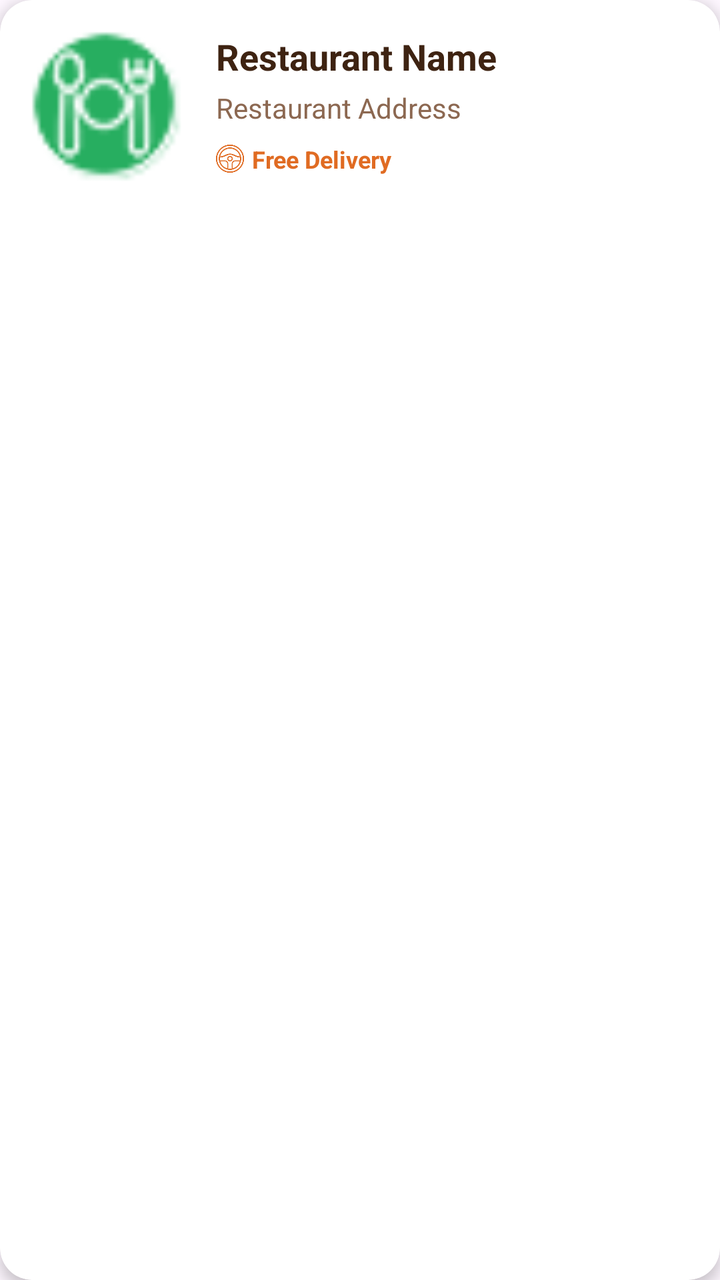
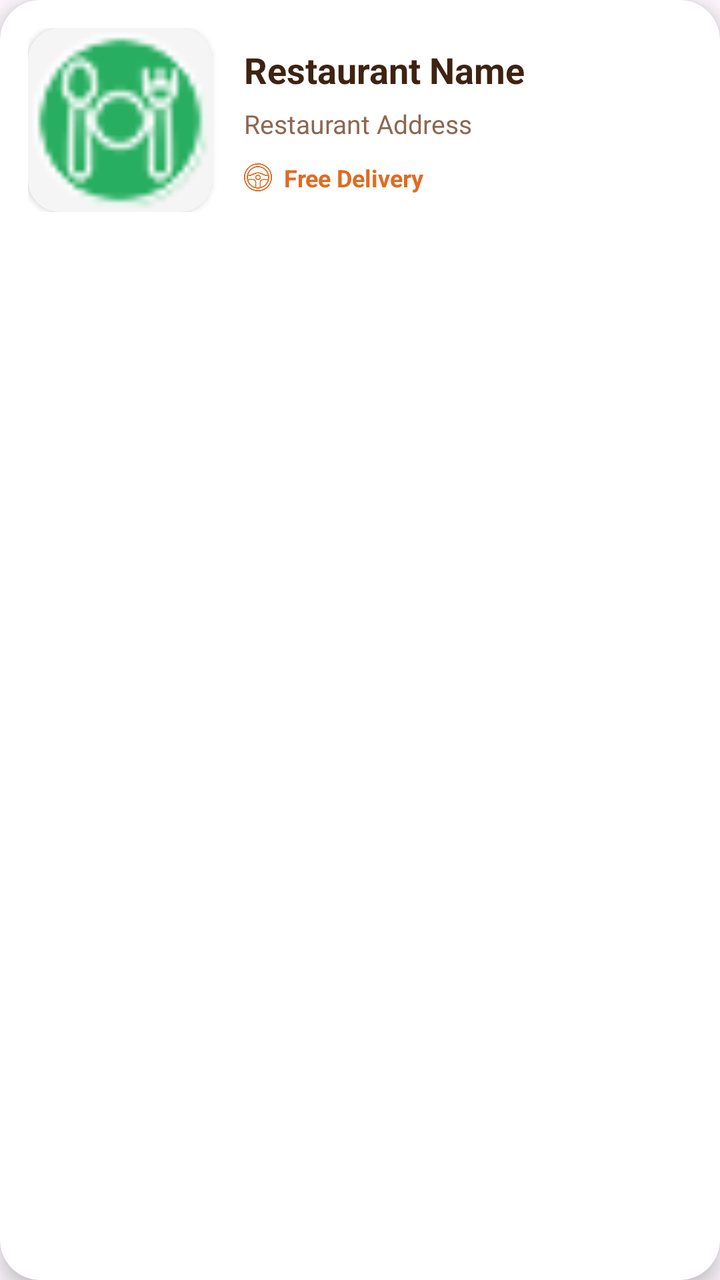

An Android layout rendered at two revisions. The XML below is the earlier revision; the diff shows what the commit changed to produce the second picture.
<!-- AndroidManifest.xml: application theme Theme.Project_1 -->
<!-- res/layout/row_restaurant.xml -->
<?xml version="1.0" encoding="utf-8"?>
<androidx.cardview.widget.CardView xmlns:android="http://schemas.android.com/apk/res/android"
    xmlns:app="http://schemas.android.com/apk/res-auto"
    android:layout_width="match_parent"
    android:layout_height="wrap_content"
    android:layout_marginHorizontal="16dp"
    android:layout_marginVertical="8dp"
    android:clickable="true"
    android:focusable="true"
    android:foreground="?attr/selectableItemBackground"
    app:cardCornerRadius="16dp"
    app:cardElevation="4dp"
    app:cardBackgroundColor="@color/colorCardBackground">

    <LinearLayout
        android:layout_width="match_parent"
        android:layout_height="wrap_content"
        android:orientation="horizontal"
        android:padding="12dp">

        <androidx.cardview.widget.CardView
            android:layout_width="80dp"
            android:layout_height="80dp"
            app:cardCornerRadius="12dp"
            app:cardElevation="0dp">

            <ImageView
                android:id="@+id/ivImage"
                android:layout_width="match_parent"
                android:layout_height="match_parent"
                android:scaleType="centerCrop"
                android:src="@drawable/ic_food" />
        </androidx.cardview.widget.CardView>

        <LinearLayout
            android:layout_width="0dp"
            android:layout_height="wrap_content"
            android:layout_gravity="center_vertical"
            android:layout_weight="1"
            android:orientation="vertical"
            android:paddingStart="16dp">

            <TextView
                android:id="@+id/tvName"
                android:layout_width="match_parent"
                android:layout_height="wrap_content"
                android:text="Restaurant Name"
                android:textColor="@color/colorTextPrimary"
                android:textSize="18sp"
                android:textStyle="bold" />

            <TextView
                android:id="@+id/tvAddress"
                android:layout_width="match_parent"
                android:layout_height="wrap_content"
                android:layout_marginTop="4dp"
                android:text="Restaurant Address"
                android:textColor="@color/colorTextSecondary"
                android:textSize="14sp" />

            <LinearLayout
                android:layout_width="wrap_content"
                android:layout_height="wrap_content"
                android:layout_marginTop="8dp"
                android:gravity="center_vertical"
                android:orientation="horizontal">

                <ImageView
                    android:layout_width="14dp"
                    android:layout_height="14dp"
                    android:src="@drawable/ic_driver"
                    app:tint="@color/colorPrimary" />

                <TextView
                    android:layout_width="wrap_content"
                    android:layout_height="wrap_content"
                    android:layout_marginStart="4dp"
                    android:text="Free Delivery"
                    android:textColor="@color/colorPrimary"
                    android:textSize="12sp"
                    android:textStyle="bold" />
            </LinearLayout>

        </LinearLayout>

    </LinearLayout>

</androidx.cardview.widget.CardView>
<!-- resources referenced by this layout -->
<resources>
  <color name="colorCardBackground">#FFFFFF</color>
  <color name="colorPrimary">#E06B22</color>
  <color name="colorTextPrimary">#3E2312</color>
  <color name="colorTextSecondary">#8C6851</color>
  <!-- drawable ic_driver: png bitmap (drawable, 5739 bytes) -->
  <!-- drawable ic_food: png bitmap (drawable, 1960 bytes) -->
  <style name="Theme.Project_1" parent="Base.Theme.Project_1" />
  <style name="Base.Theme.Project_1" parent="Theme.Material3.DayNight.NoActionBar">
      </style>
</resources>

<!-- the commit's change to res/layout/row_restaurant.xml (unified diff, before → after) -->
@@ -4,25 +4,27 @@
     android:layout_width="match_parent"
     android:layout_height="wrap_content"
     android:layout_marginHorizontal="16dp"
-    android:layout_marginVertical="8dp"
+    android:layout_marginVertical="10dp"
     android:clickable="true"
     android:focusable="true"
     android:foreground="?attr/selectableItemBackground"
-    app:cardCornerRadius="16dp"
-    app:cardElevation="4dp"
+    app:cardCornerRadius="20dp"
+    app:cardElevation="6dp"
     app:cardBackgroundColor="@color/colorCardBackground">
 
     <LinearLayout
         android:layout_width="match_parent"
         android:layout_height="wrap_content"
         android:orientation="horizontal"
-        android:padding="12dp">
+        android:padding="14dp"
+        android:gravity="center_vertical">
 
         <androidx.cardview.widget.CardView
-            android:layout_width="80dp"
-            android:layout_height="80dp"
-            app:cardCornerRadius="12dp"
-            app:cardElevation="0dp">
+            android:layout_width="92dp"
+            android:layout_height="92dp"
+            app:cardCornerRadius="16dp"
+            app:cardElevation="2dp"
+            app:cardBackgroundColor="#F5F5F5">
 
             <ImageView
                 android:id="@+id/ivImage"
@@ -35,7 +37,6 @@
         <LinearLayout
             android:layout_width="0dp"
             android:layout_height="wrap_content"
-            android:layout_gravity="center_vertical"
             android:layout_weight="1"
             android:orientation="vertical"
             android:paddingStart="16dp">
@@ -53,15 +54,17 @@
                 android:id="@+id/tvAddress"
                 android:layout_width="match_parent"
                 android:layout_height="wrap_content"
-                android:layout_marginTop="4dp"
+                android:layout_marginTop="6dp"
+                android:ellipsize="end"
+                android:maxLines="2"
                 android:text="Restaurant Address"
                 android:textColor="@color/colorTextSecondary"
-                android:textSize="14sp" />
+                android:textSize="13sp" />
 
             <LinearLayout
                 android:layout_width="wrap_content"
                 android:layout_height="wrap_content"
-                android:layout_marginTop="8dp"
+                android:layout_marginTop="10dp"
                 android:gravity="center_vertical"
                 android:orientation="horizontal">
 
@@ -74,7 +77,7 @@
                 <TextView
                     android:layout_width="wrap_content"
                     android:layout_height="wrap_content"
-                    android:layout_marginStart="4dp"
+                    android:layout_marginStart="6dp"
                     android:text="Free Delivery"
                     android:textColor="@color/colorPrimary"
                     android:textSize="12sp"
